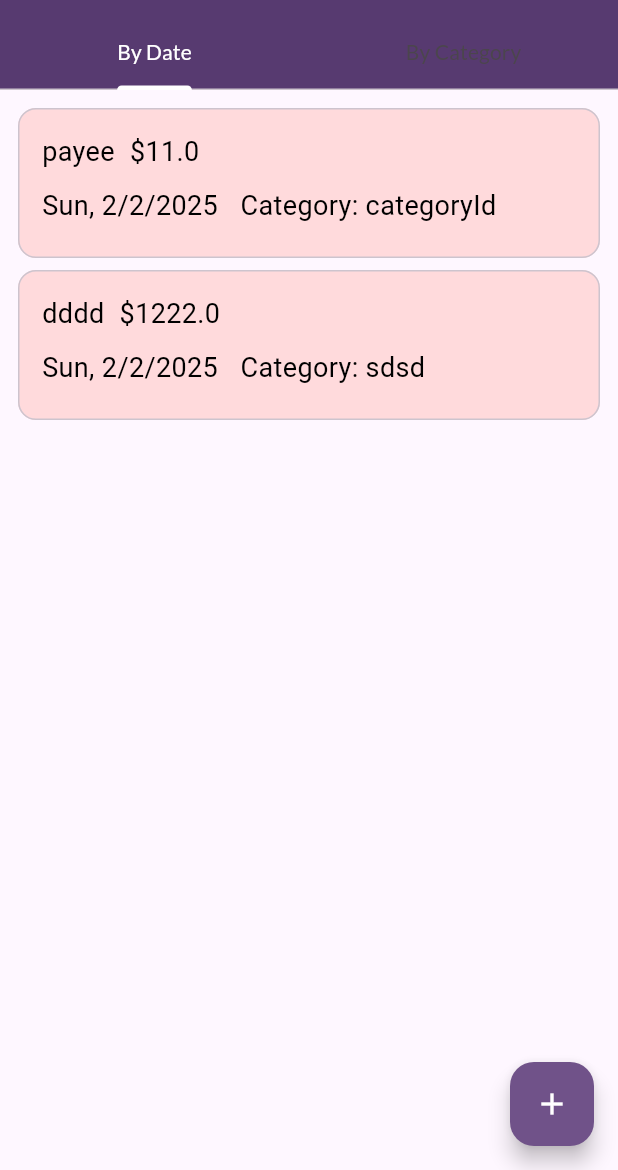
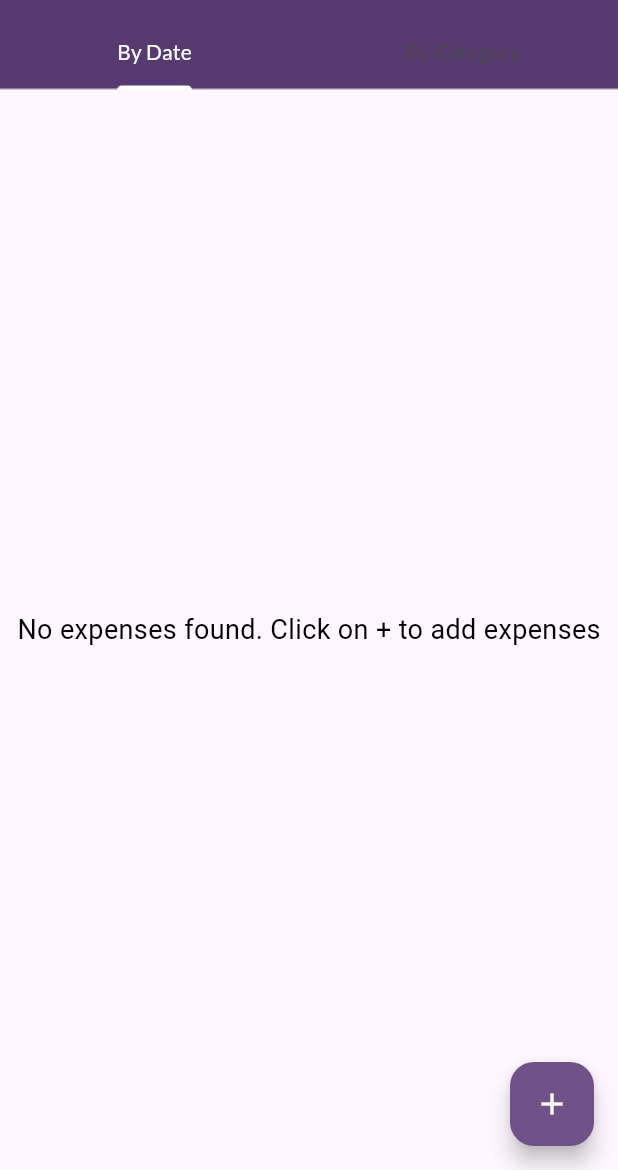
Before and after one commit to wmvieira21/expense_tracker_local, a Flutter app: the screen it shows after launch, on a phone screen of 412 x 824 dp, the part 66-1236 px from its top. Run offline on Flutter 3.47's test engine with Material 3 defaults, Android fonts, the phone set to English and light mode, and no system bars; our stand-ins replace google_fonts, localstorage.

Commit message:
expense provider

```diff
--- /dev/null
+++ b/devtools_options.yaml
@@ -0,0 +1,3 @@
+description: This file stores settings for Dart & Flutter DevTools.
+documentation: https://docs.flutter.dev/tools/devtools/extensions#configure-extension-enablement-states
+extensions:
--- a/lib/expenses.dart
+++ b/lib/expenses.dart
@@ -62,20 +62,7 @@ class _ExpensesState extends State<Expenses>
         controller: _tabController,
         children: [
           ExpensesList(),
-          Container(
-            decoration: BoxDecoration(
-              color: Theme.of(context)
-                  .colorScheme
-                  .onTertiaryContainer
-                  .withValues(alpha: 150),
-            ),
-            child: Center(
-              child: Text(
-                "Click + button to record expenses!",
-                style: Theme.of(context).textTheme.bodyLarge,
-              ),
-            ),
-          ),
+          ExpensesList(),
         ],
       ),
       drawer: DrawerMenu(
--- a/lib/models/category.dart
+++ b/lib/models/category.dart
@@ -4,7 +4,7 @@ class Category {
   final String id;
   final String name;
 
-  Category(this.name) : id = uuidUtils.v4();
+  Category({required this.name}) : id = uuidUtils.v4();
   Category.withId({required this.name, required this.id});
 
   factory Category.fromJson(dynamic json) {
--- a/lib/models/expense.dart
+++ b/lib/models/expense.dart
@@ -47,7 +47,7 @@ class Expense {
       'categoryId': categoryId,
       'payee': payee,
       'note': note,
-      'date': date.toIso8601String(),
+      'date': date.toString(),
       'tag': tag,
     };
   }
--- /dev/null
+++ b/lib/providers/expense_provider.dart
@@ -0,0 +1,45 @@
+import 'dart:convert';
+
+import 'package:expenses_tracker_coursera/models/expense.dart';
+import 'package:flutter/material.dart';
+import 'package:localstorage/localstorage.dart';
+
+class ExpenseProvider extends ChangeNotifier {
+  ExpenseProvider({required this.storage}) {
+    _loadExpensesLocalStorage();
+  }
+  LocalStorage storage;
+  List<Expense> _expenses = [];
+
+  _loadExpensesLocalStorage() {
+    String? expensesJson = storage.getItem('expenses');
+    if (expensesJson != null) {
+      _expenses = List.from(
+        (jsonDecode(expensesJson) as List).map(
+          (element) => Expense.fromJson(element),
+        ),
+      );
+      notifyListeners();
+    }
+  }
+
+  addExpense(Expense expense) {
+    try {
+      _expenses.add(expense);
+      List<Map<String, dynamic>> json =
+          _expenses.map((expense) => expense.toJson()).toList();
+
+      storage.setItem(
+        'expenses',
+        jsonEncode(json),
+      );
+      notifyListeners();
+    } catch (e) {
+      print('Error during JSON encoding: $e');
+    }
+  }
+
+  List<Expense> get expensesList {
+    return _expenses;
+  }
+}
--- a/lib/screens/categories_sreeen.dart
+++ b/lib/screens/categories_sreeen.dart
@@ -12,15 +12,7 @@ class CategoriesSreeen extends StatefulWidget {
 
 class _CategoriesScreen extends State<CategoriesSreeen> {
   List<Category> categoriesDummyList = [
-    Category('category1'),
-    Category('category2'),
-    Category('category3'),
-    Category('category3'),
-    Category('category3'),
-    Category('category3'),
-    Category('category3'),
-    Category('category3'),
-    Category('category3'),
+    Category(name: 'category1'),
   ];
 
   @override
--- a/lib/widgets/expenses_list.dart
+++ b/lib/widgets/expenses_list.dart
@@ -1,5 +1,7 @@
+import 'package:flutter/material.dart';
+import 'package:provider/provider.dart';
 import 'package:expenses_tracker_coursera/models/expense.dart';
-import 'package:flutter/material.dart';
+import 'package:expenses_tracker_coursera/providers/expense_provider.dart';
 
 class ExpensesList extends StatefulWidget {
   const ExpensesList({super.key});
@@ -9,30 +11,26 @@ class ExpensesList extends StatefulWidget {
 }
 
 class _ExpensesListState extends State<ExpensesList> {
-  List<Expense> expensesDummyList = [
-    Expense(
-        amount: 11,
-        categoryId: 'categoryId',
-        payee: 'payee',
-        note: 'note',
-        date: DateTime.now(),
-        tag: 'tag'),
-    Expense(
-        amount: 1222,
-        categoryId: 'sdsd',
-        payee: 'dddd',
-        note: 'note',
-        date: DateTime.now(),
-        tag: 'tag'),
-  ];
-
   @override
   Widget build(BuildContext context) {
-    return ListView.builder(
+    List<Expense> expenses =
+        Provider.of<ExpenseProvider>(context, listen: false).expensesList;
+
+    if (expenses.isEmpty) {
+      return Center(
+        child: Text('No expenses found. Click on + to add expenses'),
+      );
+    }
+    return buildListview(expenses);
+  }
+
+  Widget buildListview(List<Expense> expenses) {
+    return Consumer<ExpenseProvider>(builder: (context, provider, child) {
+      return ListView.builder(
         padding: EdgeInsets.all(8),
-        itemCount: expensesDummyList.length,
+        itemCount: expenses.length,
         itemBuilder: ((context, index) {
-          Expense expense = expensesDummyList[index];
+          Expense expense = expenses[index];
           return Dismissible(
             key: ValueKey(expense),
             child: Card.outlined(
@@ -60,6 +58,8 @@ class _ExpensesListState extends State<ExpensesList> {
               ),
             ),
           );
-        }));
+        }),
+      );
+    });
   }
 }
--- a/pubspec.yaml
+++ b/pubspec.yaml
@@ -38,6 +38,9 @@ dependencies:
   uuid: ^4.5.1
   converter: ^0.4.0
   intl: ^0.20.2
+  provider: ^6.1.2
+  collection: ^1.19.0
+  localstorage: ^5.0.0
 
 dev_dependencies:
   flutter_test:
```
Also changed, not shown: lib/main.dart (+8 -1 lines), lib/providers/category_provider.dart (added, +31 -0 lines), lib/screens/add_expense.dart (+53 -7 lines), pubspec.lock.
